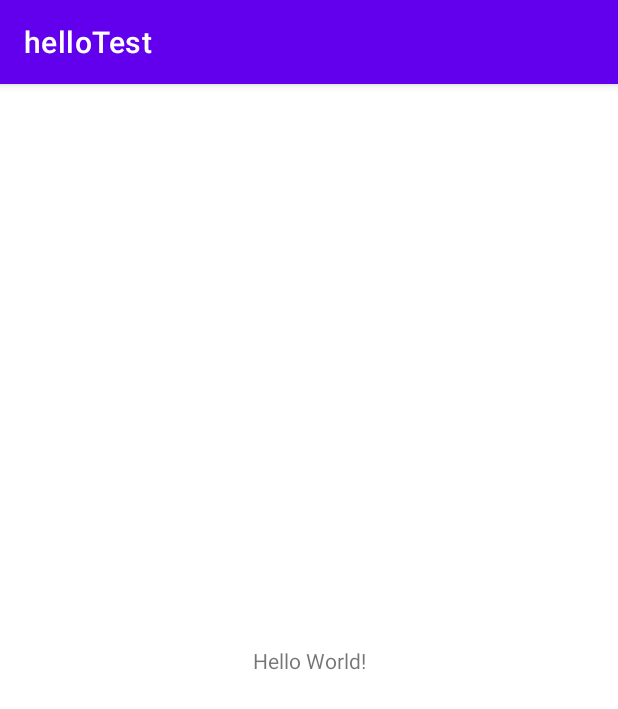
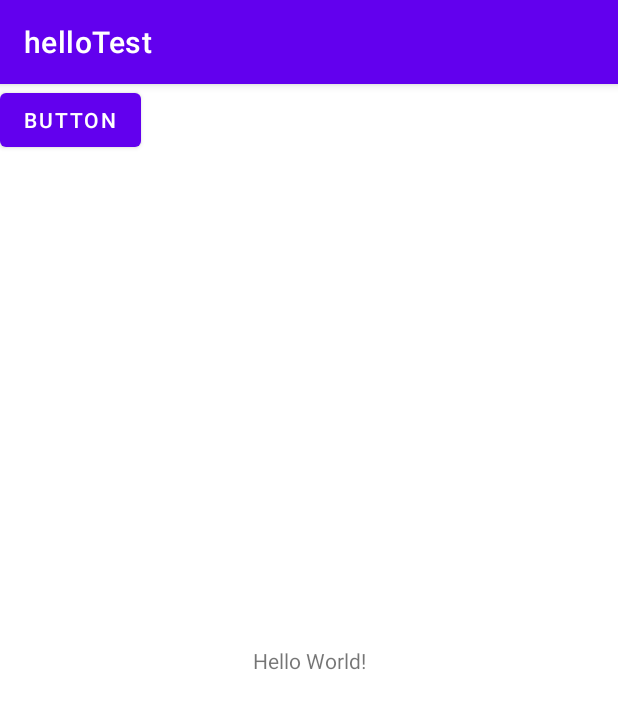
Before and after one commit to eyi-jin/test, an Android app: the screen it shows after launch (MainActivity), on a phone screen of 412 x 824 dp. Shown: the top 709 px of the screen. Run offline under Robolectric (Android 15) with nearby library versions, the phone set to English and light mode, and no system bars.

Commit message:
액티비티1 버튼 추가

```diff
--- a/app/src/main/res/layout/activity_main.xml
+++ b/app/src/main/res/layout/activity_main.xml
@@ -15,4 +15,12 @@
         app:layout_constraintRight_toRightOf="parent"
         app:layout_constraintTop_toTopOf="parent" />
 
+    <Button
+        android:id="@+id/button2"
+        android:layout_width="wrap_content"
+        android:layout_height="wrap_content"
+        android:text="Button"
+        tools:layout_editor_absoluteX="174dp"
+        tools:layout_editor_absoluteY="166dp" />
+
 </androidx.constraintlayout.widget.ConstraintLayout>
```
